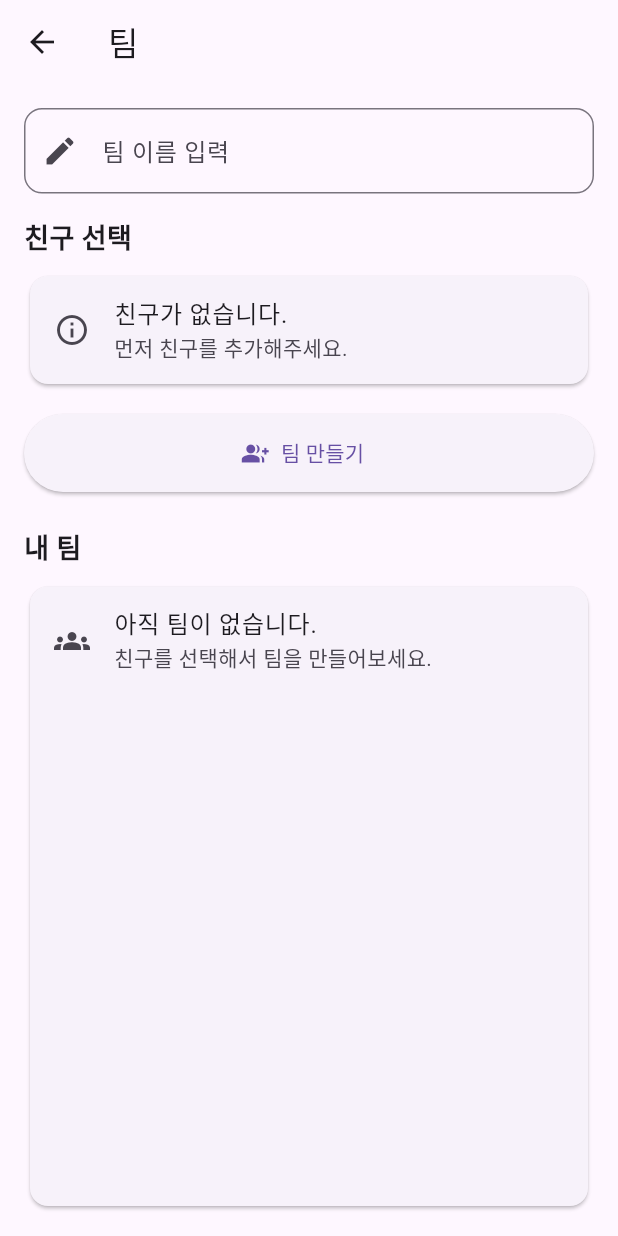
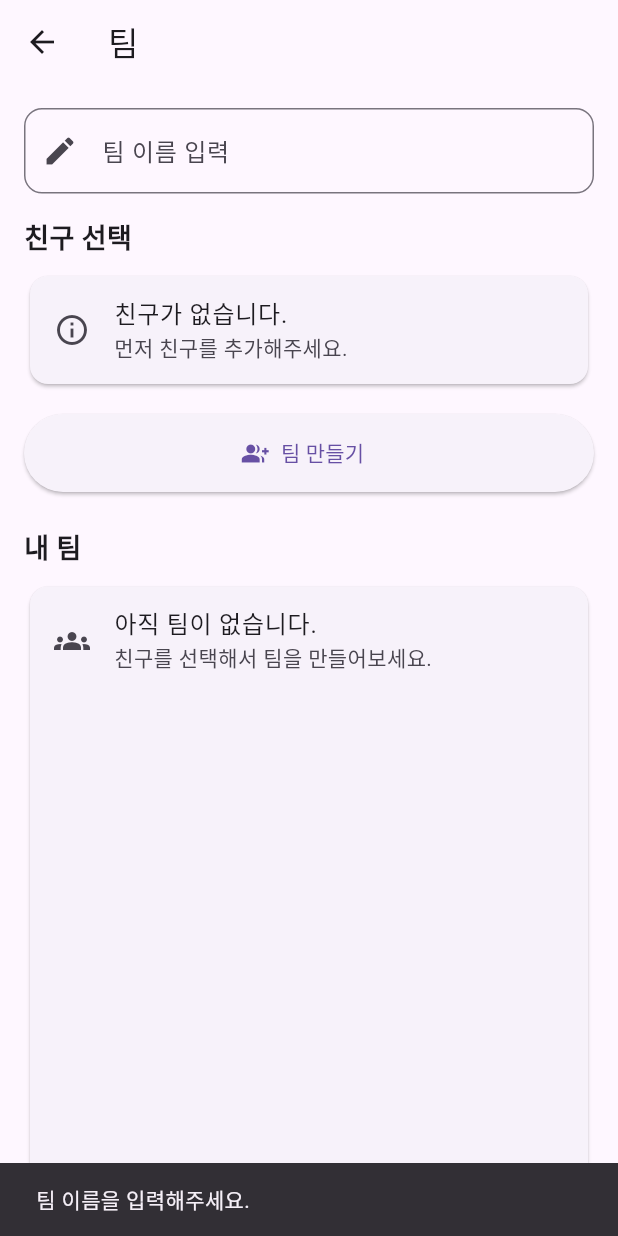
Before and after one commit to bosung-bada/BADADA, a Flutter app: the TeamScreen screen opened directly, after a tap on "팀 만들기", on a phone screen of 412 x 824 dp. Run offline on Flutter 3.47's test engine with Material 3 defaults, Android fonts, the phone set to English and light mode, and no system bars; our stand-ins replace firebase_auth, firebase_core, firebase_database, flutter_map, geolocator, latlong2 and 1 more; accounts and stored records are empty; network calls fail.

```diff
--- a/lib/screens/team_screen.dart
+++ b/lib/screens/team_screen.dart
@@ -18,11 +18,24 @@ class _TeamScreenState extends State<TeamScreen> {
   final TextEditingController teamNameController = TextEditingController();
   final Set<String> selectedFriendUids = {};
 
-  Future<void> createTeam() async {
-    final teamName = teamNameController.text.trim();
+Future<void> createTeam() async {
+  final teamName = teamNameController.text.trim();
 
-    if (teamName.isEmpty) return;
+  if (teamName.isEmpty) {
+    ScaffoldMessenger.of(context).showSnackBar(
+      const SnackBar(content: Text('팀 이름을 입력해주세요.')),
+    );
+    return;
+  }
 
+  if (selectedFriendUids.isEmpty) {
+    ScaffoldMessenger.of(context).showSnackBar(
+      const SnackBar(content: Text('팀에 추가할 친구를 선택해주세요.')),
+    );
+    return;
+  }
+
+  try {
     await TeamService.createTeam(
       teamName: teamName,
       memberUids: selectedFriendUids.toList(),
@@ -38,7 +51,12 @@ class _TeamScreenState extends State<TeamScreen> {
     ScaffoldMessenger.of(context).showSnackBar(
       const SnackBar(content: Text('팀이 생성되었습니다.')),
     );
+  } catch (e) {
+    ScaffoldMessenger.of(context).showSnackBar(
+      SnackBar(content: Text('팀 생성 실패: $e')),
+    );
   }
+}
 
   Widget buildFriendCheckbox(FriendUser friend) {
     final isSelected = selectedFriendUids.contains(friend.uid);
```
Also changed, not shown: lib/main.dart (+11 -0 lines), lib/screens/map_screen.dart (+40 -19 lines).
